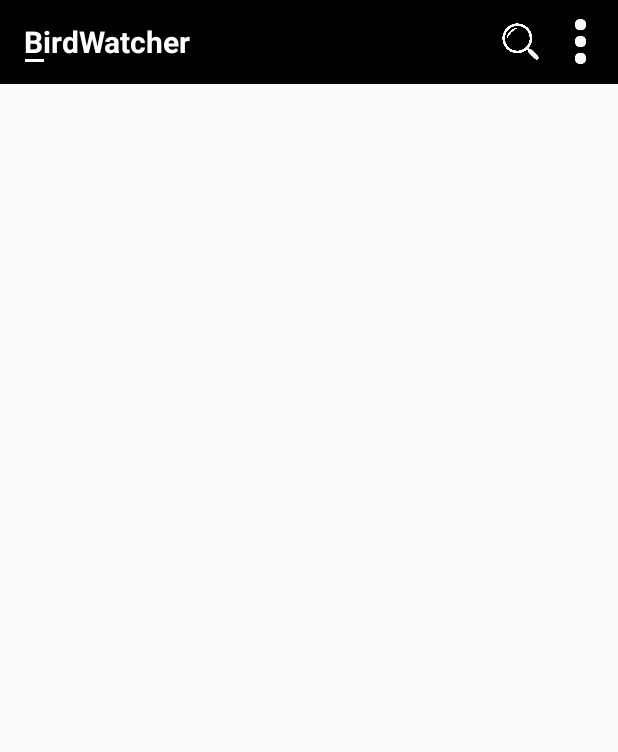
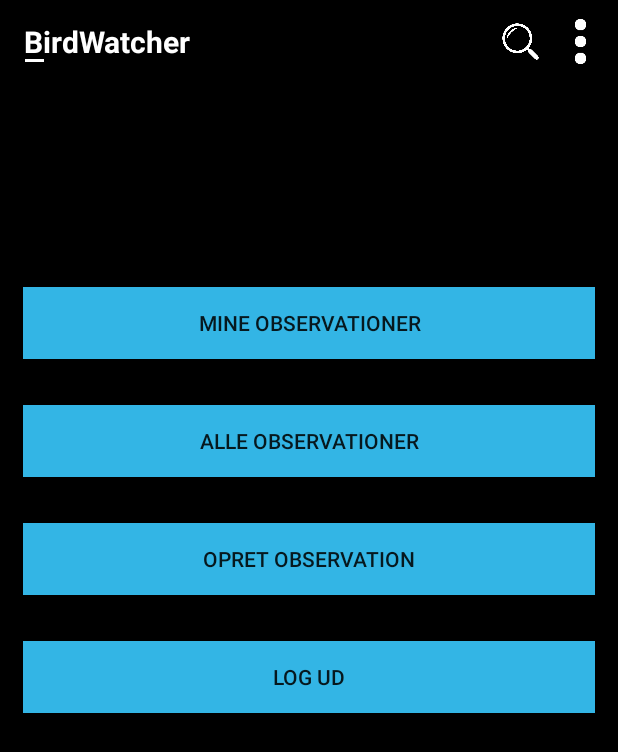
Before and after one commit to jibauch94/BirdWatcher, an Android app: the screen it shows after launch once a user with an empty profile is signed in (MyPageActivity), on a phone screen of 412 x 824 dp. Shown: the top 752 px of the screen. Run offline under Robolectric (Android 15) with nearby library versions, the phone set to English and light mode, and no system bars; our stand-ins replace Firebase (no records; nobody signed in at launch, a user with empty details on screens opened directly).

Commit message:
my page designet og tilføjet logud funktion

```diff
--- a/app/src/main/java/com/example/jibba/birdwatcher/MyPageActivity.java
+++ b/app/src/main/java/com/example/jibba/birdwatcher/MyPageActivity.java
@@ -1,13 +1,55 @@
 package com.example.jibba.birdwatcher;
 
+import android.content.Intent;
 import android.support.v7.app.AppCompatActivity;
 import android.os.Bundle;
+import android.view.View;
+import android.widget.Button;
+import android.widget.Toast;
+
+import com.google.firebase.auth.FirebaseAuth;
 
 public class MyPageActivity extends AppCompatActivity {
+
+    private Button myObsBtn, allObsBtn, createObsBtn, signOutBtn;
+
+    private FirebaseAuth firebaseAuth;
 
     @Override
     protected void onCreate(Bundle savedInstanceState) {
         super.onCreate(savedInstanceState);
         setContentView(R.layout.activity_my_page);
+
+        // Fierbase declaration stuff
+        firebaseAuth = FirebaseAuth.getInstance();
+
+        myObsBtn = findViewById(R.id.myObsBtn);
+        allObsBtn = findViewById(R.id.allObsBtn);
+        createObsBtn = findViewById(R.id.createObsBtn);
+        signOutBtn = findViewById(R.id.signOutBtn);
+        signOutBtn.setOnClickListener(buttonClickListener);
+    }
+
+    private View.OnClickListener buttonClickListener = new View.OnClickListener() {
+        @Override
+        public void onClick(View view) {
+
+            switch (view.getId()) {
+                case R.id.signOutBtn:
+                    signOut();
+                    //Toast.makeText(LoginActivity.this, "You are trying to Login...", Toast.LENGTH_SHORT).show();
+                    //Intent myMenuIntent = new Intent(LoginActivity.this, PostedActivity.class);
+                    //startActivity(myMenuIntent);
+                    break;
+
+            }
+        }
+    };
+
+    private void signOut(){
+        firebaseAuth.signOut();
+        Intent signoutIntent = new Intent(MyPageActivity.this, MainActivity.class);
+        startActivity(signoutIntent);
+
     }
 }
--- a/app/src/main/res/layout/activity_my_page.xml
+++ b/app/src/main/res/layout/activity_my_page.xml
@@ -4,6 +4,7 @@
     xmlns:tools="http://schemas.android.com/tools"
     android:layout_width="match_parent"
     android:layout_height="match_parent"
+    android:background="@android:color/black"
     tools:context="com.example.jibba.birdwatcher.MyPageActivity">
 
     <include
@@ -12,4 +13,46 @@
 
     </include>
 
+    <LinearLayout
+        android:layout_centerVertical="true"
+        android:layout_width="match_parent"
+        android:layout_height="wrap_content"
+        android:orientation="vertical"
+        android:layout_below="@id/action_bar"
+        android:layout_marginTop="120dp">
+
+        <Button
+            android:id="@+id/myObsBtn"
+            android:layout_width="match_parent"
+            android:layout_height="wrap_content"
+            android:layout_margin="15dp"
+            android:text="Mine Observationer"
+            android:background="@android:color/holo_blue_light"/>
+
+        <Button
+            android:id="@+id/allObsBtn"
+            android:layout_width="match_parent"
+            android:layout_height="wrap_content"
+            android:layout_margin="15dp"
+            android:text="Alle Observationer"
+            android:background="@android:color/holo_blue_light"/>
+
+        <Button
+            android:id="@+id/createObsBtn"
+            android:layout_width="match_parent"
+            android:layout_height="wrap_content"
+            android:layout_margin="15dp"
+            android:text="Opret Observation"
+            android:background="@android:color/holo_blue_light"/>
+
+        <Button
+            android:id="@+id/signOutBtn"
+            android:layout_width="match_parent"
+            android:layout_height="wrap_content"
+            android:layout_margin="15dp"
+            android:text="Log ud"
+            android:background="@android:color/holo_blue_light"/>
+
+    </LinearLayout>
+
 </RelativeLayout>
```
